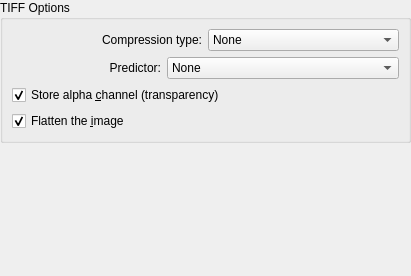
This is krita/plugins/formats/tiff/kis_wdg_options_tiff.ui in KDE/krita as Qt 5 draws it before an edit. The edited form follows.
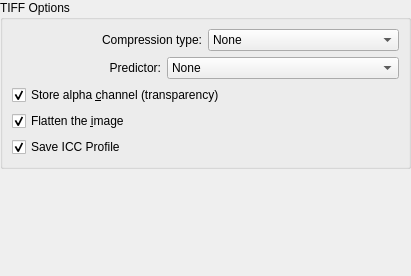
This is the edited form. Custom widgets are drawn as their Qt base class.

Commit message:
Add a Save Profile checkbox to the tiff export filter
Also a few cleanups, use constData(), add a note to a ten-year
old todo, remove some code commented out since 2006

Conflicts:
	krita/plugins/formats/tiff/kis_dlg_options_tiff.cpp

Patch:
```diff
--- a/krita/plugins/formats/tiff/kis_wdg_options_tiff.ui
+++ b/krita/plugins/formats/tiff/kis_wdg_options_tiff.ui
@@ -188,6 +188,16 @@
         </property>
        </widget>
       </item>
+      <item>
+       <widget class="QCheckBox" name="chkSaveProfile">
+        <property name="text">
+         <string>Save ICC Profile</string>
+        </property>
+        <property name="checked">
+         <bool>true</bool>
+        </property>
+       </widget>
+      </item>
      </layout>
     </widget>
    </item>
@@ -196,7 +206,7 @@
      <property name="frameShape">
       <enum>QFrame::NoFrame</enum>
      </property>
-     <widget class="QWidget">
+     <widget class="QWidget" name="widget">
       <layout class="QHBoxLayout">
        <property name="spacing">
         <number>0</number>
@@ -225,7 +235,7 @@
        </item>
       </layout>
      </widget>
-     <widget class="QWidget">
+     <widget class="QWidget" name="widget">
       <layout class="QHBoxLayout">
        <property name="spacing">
         <number>0</number>
@@ -334,7 +344,7 @@
        </item>
       </layout>
      </widget>
-     <widget class="QWidget">
+     <widget class="QWidget" name="widget">
       <layout class="QHBoxLayout">
        <property name="spacing">
         <number>0</number>
@@ -456,7 +466,7 @@
        </item>
       </layout>
      </widget>
-     <widget class="QWidget">
+     <widget class="QWidget" name="widget">
       <layout class="QHBoxLayout">
        <property name="spacing">
         <number>0</number>
@@ -519,7 +529,7 @@
        </item>
       </layout>
      </widget>
-     <widget class="QWidget">
+     <widget class="QWidget" name="widget">
       <layout class="QHBoxLayout">
        <property name="spacing">
         <number>0</number>
```
Left out of the diff: 66 changed lines with no effect on the pictures. The commit also changes 5 other files.
